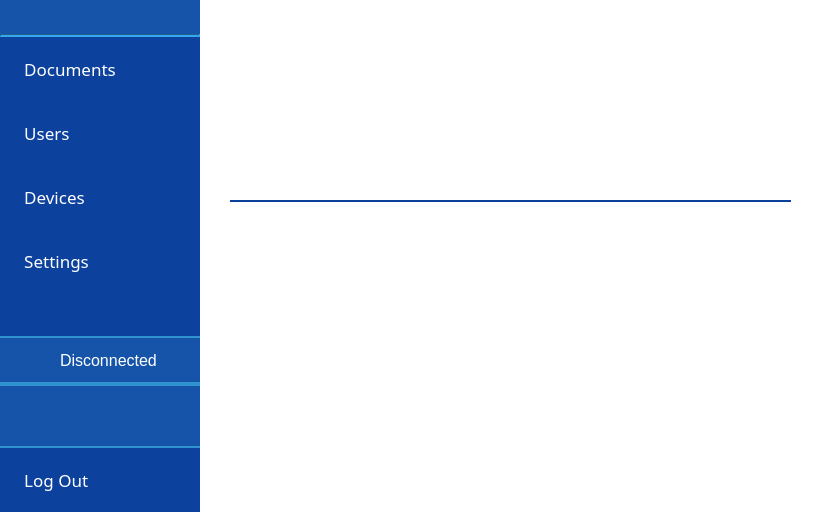
Before: the Qt Designer form parsec/core/gui/forms/main_window.ui in Scille/parsec-cloud, drawn with Qt 5.
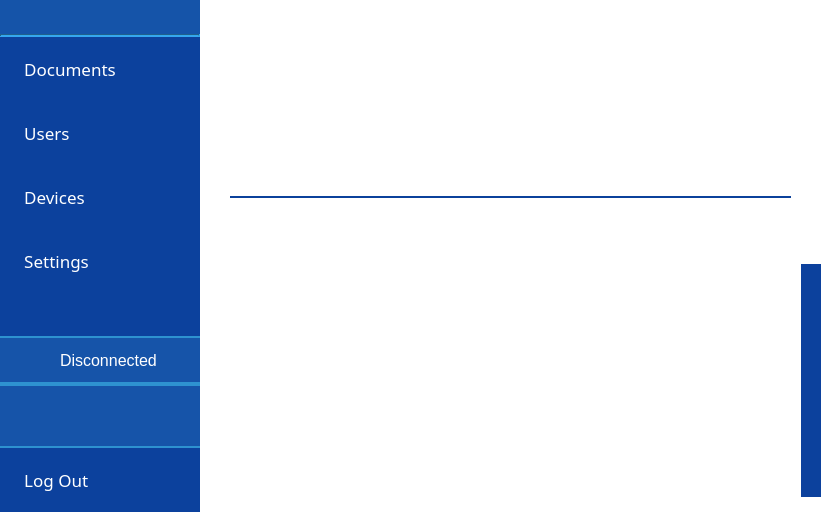
After: the same form once the commit is applied. Icons and pictures are not drawn.

Commit message: [GUI] Moved the taskbar to the main window instead of individual widgets (useful for notification center)

What changed in the file:
```diff
--- a/parsec/core/gui/forms/main_window.ui
+++ b/parsec/core/gui/forms/main_window.ui
@@ -718,7 +718,7 @@
            <number>0</number>
           </property>
           <property name="bottomMargin">
-           <number>0</number>
+           <number>15</number>
           </property>
           <item>
            <layout class="QVBoxLayout" name="layout_login"/>
@@ -892,15 +892,43 @@
                <enum>QLayout::SetMaximumSize</enum>
               </property>
               <item>
-               <layout class="QVBoxLayout" name="layout_main">
+               <layout class="QVBoxLayout" name="layout_main2">
+                <property name="spacing">
+                 <number>10</number>
+                </property>
+                <item>
+                 <layout class="QHBoxLayout" name="layout_main">
+                  <property name="spacing">
+                   <number>0</number>
+                  </property>
+                 </layout>
+                </item>
                 <item>
                  <layout class="QHBoxLayout" name="horizontalLayout_7">
+                  <property name="spacing">
+                   <number>0</number>
+                  </property>
+                  <item>
+                   <spacer name="horizontalSpacer">
+                    <property name="orientation">
+                     <enum>Qt::Horizontal</enum>
+                    </property>
+                    <property name="sizeHint" stdset="0">
+                     <size>
+                      <width>40</width>
+                      <height>20</height>
+                     </size>
+                    </property>
+                   </spacer>
+                  </item>
                   <item>
                    <widget class="QWidget" name="widget_taskbar" native="true">
                     <property name="styleSheet">
-                     <string notr="true">QWidget#WidgetTaskBar
+                     <string notr="true">QWidget#widget_taskbar
 {
 background-color: rgb(12, 65, 157);
+border-top-left-radius: 34px;
+border-bottom-left-radius: 34px;
 }</string>
                     </property>
                     <layout class="QHBoxLayout" name="horizontalLayout_8">
@@ -908,7 +936,7 @@
                       <number>0</number>
                      </property>
                      <property name="leftMargin">
-                      <number>0</number>
+                      <number>20</number>
                      </property>
                      <property name="topMargin">
                       <number>0</number>
```
The commit also changes 13 other files.
